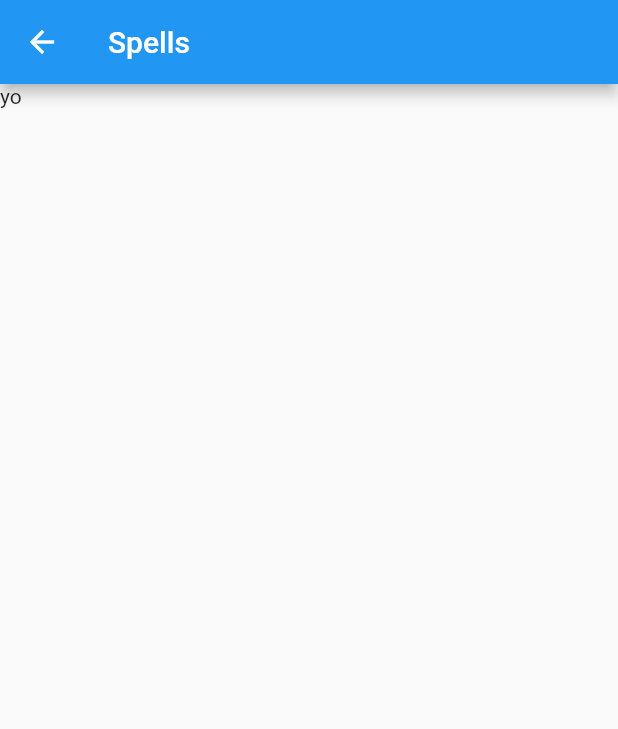
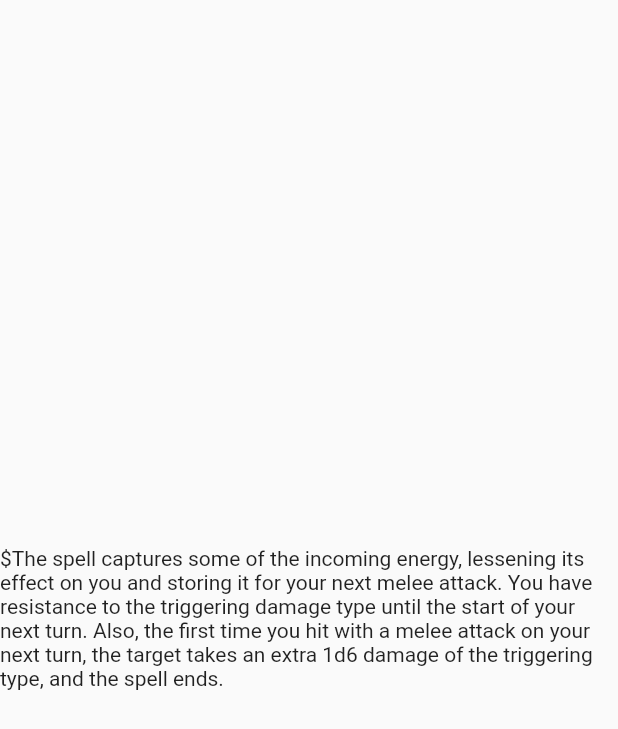
Before and after one commit to NielsKuipers/dndapp, a Flutter app: the NavigateToSpells screen opened directly, after a tap on "Spells", on a phone screen of 412 x 824 dp. Shown: the top 729 px of the screen. Run offline on Flutter 3.47's test engine with Material 2 defaults, Android fonts, the phone set to English and light mode, and no system bars.

Commit message:
added spell class and file reading functionality

```diff
--- /dev/null
+++ b/assets/spells.json
@@ -0,0 +1,36 @@
+[
+    {
+        "name": "Absorb Elements",
+        "description": "The spell captures some of the incoming energy, lessening its effect on you and storing it for your next melee attack. You have resistance to the triggering damage type until the start of your next turn. Also, the first time you hit with a melee attack on your next turn, the target takes an extra 1d6 damage of the triggering type, and the spell ends.",
+        "upcast": "When you cast this spell using a spell slot of 2nd level or higher, the extra damage increases by 1d6 for each slot level above 1st.",
+        "school": "abjuration",
+        "level": 1,
+        "casting_time": "1 reaction, which you take when you take acid, cold, fire, lightning, or thunder damage",
+        "range": "Self",
+        "components": "S",
+        "duration": "1 round",
+        "spell_lists": [
+            "Artificer",
+            "Druid",
+            "Ranger",
+            "Sorcerer",
+            "Wizard"
+        ]
+    },
+    {
+        "name": "Acid Splash",
+        "description": "You hurl a bubble of acid. Choose one creature you can see within range, or choose two creatures you can see within range that are within 5 feet of each other. A target must succeed on a Dexterity saving throw or take 1d6 acid damage.",
+        "upcast": "This spell's damage increases by 1d6 when you reach 5th level (2d6), 11th level (3d6), and 17th level (4d6).",
+        "school": "Conjuration",
+        "level": 0,
+        "casting_time": "1 action",
+        "range": "60 Feet",
+        "components": "V, S",
+        "duration": "Instantaneous",
+        "spell_lists": [
+            "Artificer",
+            "Sorcerer",
+            "Wizard"
+        ]
+    }
+]
--- a/lib/views/character.dart
+++ b/lib/views/character.dart
@@ -1,4 +1,5 @@
-import 'package:dndapp/views/spells.dart';
+import 'package:dndapp/views/inventory.dart';
+import 'package:dndapp/views/spellsView.dart';
 import 'package:dndapp/views/stats.dart';
 import 'package:flutter/material.dart';
 
@@ -11,7 +12,7 @@ class Character extends StatefulWidget {
 
 class _CharacterState extends State<Character> {
   int currentIndex = 0;
-  final views = [const Stats(), const Spells(), const Inventory()];
+  final views = [const Stats(), const SpellsView(), const Inventory()];
   final List<NavigationDestination> destionations = [
     const NavigationDestination(icon: Icon(Icons.receipt_long), label: 'Stats'),
     const NavigationDestination(
--- a/lib/views/spells.dart
+++ /dev/null
@@ -1,14 +0,0 @@
-import 'package:dndapp/widgets/navigation/navigationTopBar.dart';
-import 'package:flutter/material.dart';
-
-class Spells extends StatelessWidget {
-  const Spells({super.key});
-
-  @override
-  Widget build(BuildContext context) {
-    return const Scaffold(
-      appBar: NavigationTopBar(title: 'Spells'),
-      body: Text('yo'),
-    );
-  }
-}
--- /dev/null
+++ b/lib/views/spellsView.dart
@@ -0,0 +1,70 @@
+import 'dart:convert';
+import 'dart:io';
+
+import 'package:dndapp/widgets/spells/spell.dart';
+import 'package:flutter/material.dart';
+import 'package:flutter/services.dart';
+import 'package:path_provider/path_provider.dart';
+
+// class Spells extends StatelessWidget {
+//   const Spells({super.key});
+
+//   @override
+//   Widget build(BuildContext context) {
+//     return const Scaffold(
+//       appBar: NavigationTopBar(title: 'Spells'),
+//       body: Text('yo'),
+//     );
+//   }
+// }
+
+class SpellsView extends StatefulWidget {
+  const SpellsView({super.key});
+
+  @override
+  State<SpellsView> createState() => _SpellsState();
+}
+
+class _SpellsState extends State<SpellsView> {
+  bool isLoading = true;
+  bool tileExpanded = false;
+  late List<Spell> spells;
+
+  @override
+  void initState() {
+    super.initState();
+    getSpellsFromFile();
+  }
+
+  @override
+  Widget build(BuildContext context) {
+    return Scaffold(
+      body: isLoading
+          ? const Center(
+              child: Text('lol'),
+            )
+          : Center(
+              child: Text('\$${spells[0].description}'),
+            ),
+    );
+  }
+
+  Future<void> getSpellsFromFile() async {
+    final directory = await getApplicationDocumentsDirectory();
+    final path = directory.path;
+
+    // final file = File('resources/spells.json');
+    // final data = await file.readAsString();
+    final data = await rootBundle.loadString('assets/spells.json');
+    List<dynamic> parsedJson = jsonDecode(data);
+
+    // await Future.delayed(const Duration(seconds: 5));
+
+    setState(() {
+      isLoading = false;
+    });
+
+    spells = List<Spell>.from(
+        parsedJson.map<Spell>((dynamic i) => Spell.fromJson(i)));
+  }
+}
--- a/lib/widgets/navigation/routes/navigateToSpells.dart
+++ b/lib/widgets/navigation/routes/navigateToSpells.dart
@@ -1,7 +1,7 @@
 import 'package:dndapp/widgets/navigation/routes/routeTo.dart';
 import 'package:dndapp/widgets/navigation/routes/transitionType.dart';
 import 'package:flutter/material.dart';
-import '../../../views/spells.dart';
+import '../../../views/spellsView.dart';
 
 class NavigateToSpells extends StatelessWidget {
   const NavigateToSpells({super.key});
@@ -12,7 +12,7 @@ class NavigateToSpells extends StatelessWidget {
       body: Center(
         child: FilledButton.tonal(
           onPressed: () =>
-              routeTo(const Spells(), TransitionType.slideIn, context),
+              routeTo(const SpellsView(), TransitionType.slideIn, context),
           child: const Text('Spells'),
         ),
       ),
--- /dev/null
+++ b/lib/widgets/spells/spell.dart
@@ -0,0 +1,51 @@
+import 'package:json_annotation/json_annotation.dart';
+part 'spell.g.dart';
+
+@JsonSerializable()
+class Spell {
+  String name;
+  String description;
+  String? upcast;
+
+  String school;
+  int level;
+  @JsonKey(name: 'casting_time')
+  String castingTime;
+  String range;
+  String components;
+  String duration;
+
+  @JsonKey(name: 'spell_lists')
+  List<String> spellLists;
+
+  Spell(this.name, this.description, this.school, this.level, this.castingTime,
+      this.range, this.components, this.duration, this.spellLists,
+      [this.upcast]);
+
+  String getName() {
+    return name;
+  }
+
+  int getLevel() {
+    return level;
+  }
+
+  factory Spell.fromJson(Map<String, dynamic> json) => _$SpellFromJson(json);
+
+  Map<String, dynamic> toJson() => _$SpellToJson(this);
+
+  // factory Spell.fromJson(Map json) {
+  //   name = json['name'];
+  //   description = json['description'];
+  //   upcast = json['upcast'];
+
+  //   school = json['school'];
+  //   level = json['level'];
+  //   castingTime = json['casting_time'];
+  //   range = json['range'];
+  //   components = json['component'];
+  //   duration = json['duration'];
+
+  //   spellLists = json['spell_lists'];
+  // }
+}
--- a/pubspec.yaml
+++ b/pubspec.yaml
@@ -35,6 +35,8 @@ dependencies:
   # The following adds the Cupertino Icons font to your application.
   # Use with the CupertinoIcons class for iOS style icons.
   cupertino_icons: ^1.0.2
+  path_provider: ^2.1.1
+  json_annotation: ^4.8.1
 
 dev_dependencies:
   flutter_test:
@@ -46,12 +48,16 @@ dev_dependencies:
   # package. See that file for information about deactivating specific lint
   # rules and activating additional ones.
   flutter_lints: ^2.0.0
+  build_runner: ^2.4.6
+  json_serializable: ^6.7.1
 
 # For information on the generic Dart part of this file, see the
 # following page: https://dart.dev/tools/pub/pubspec
 
 # The following section is specific to Flutter packages.
 flutter:
+  assets:
+    - assets/spells.json
 
   # The following line ensures that the Material Icons font is
   # included with your application, so that you can use the icons in
```
Also changed, not shown: lib/views/inventory.dart (added, +10 -0 lines), lib/widgets/spells/spell.g.dart (added), pubspec.lock, 2 other files.
